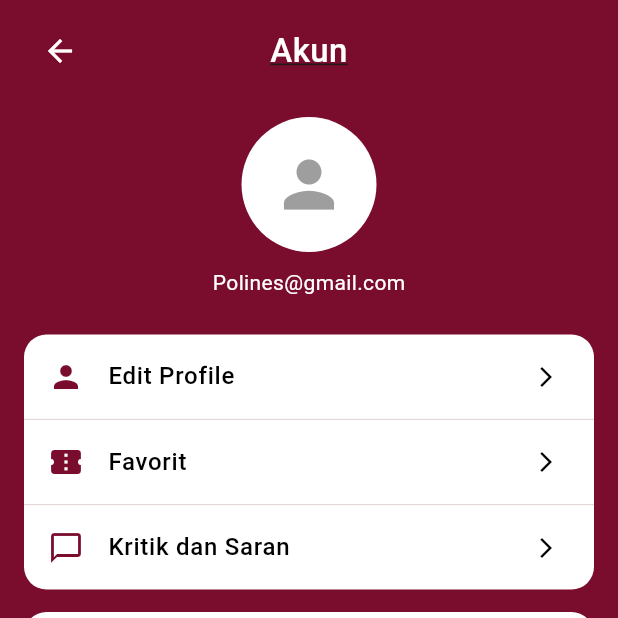
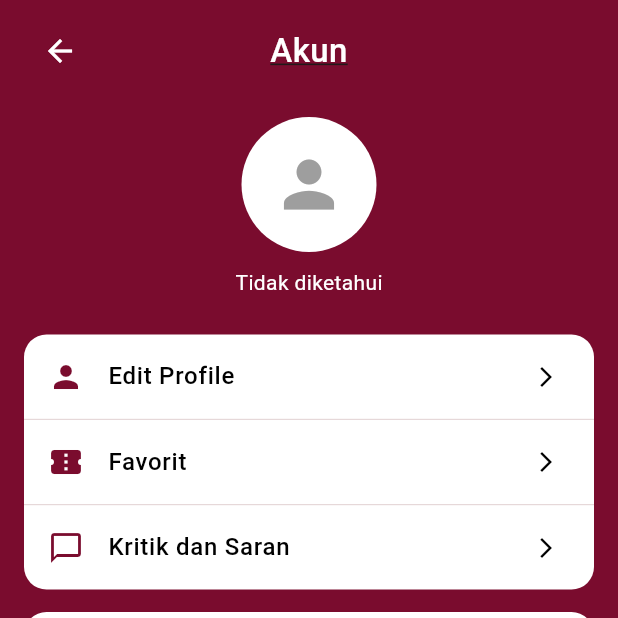
Before and after one commit to izza1224/Flutter-siadita, a Flutter app: the ProfileScreen screen opened directly, on a phone screen of 412 x 824 dp, the top half of it. Run offline on Flutter 3.47's test engine with Material 3 defaults, Android fonts, the phone set to English and light mode, and no system bars; our stand-ins replace card_swiper, reorderable_grid_view, shared_preferences; accounts and stored records are empty.

Commit message:
mengaktifkan bagian di halaman profil (logout, nama)

```diff
--- a/lib/detail_agenda_screen.dart
+++ b/lib/detail_agenda_screen.dart
@@ -88,7 +88,8 @@ class DetailAgendaScreen extends StatelessWidget {
                     await prefs.setStringList(key, favList);
                   }
 
-                  print("TERSIMPAN: $favList"); // debug
+                  print("USER SIMPAN: $user");
+                  print("KEY SIMPAN: favorite_$user");
 
                   ScaffoldMessenger.of(context).showSnackBar(
                     const SnackBar(content: Text('Ditambahkan ke Favorit')),
--- a/lib/favorit_screen.dart
+++ b/lib/favorit_screen.dart
@@ -28,7 +28,9 @@ class _FavoritScreenState extends State<FavoritScreen> {
 
     if (user != null) {
       List<String> data = prefs.getStringList('favorite_$user') ?? [];
-      print("DATA DIAMBIL: $data"); // debug
+      print("USER LOAD: $user");
+      print("KEY LOAD: favorite_$user");
+      print("DATA DIAMBIL: $data");
 
       setState(() {
         favoritIds = data;
--- a/lib/profile_screen.dart
+++ b/lib/profile_screen.dart
@@ -1,11 +1,47 @@
 import 'package:flutter/material.dart';
-import 'favorit_screen.dart'; // Import halaman favorit
+import 'package:shared_preferences/shared_preferences.dart';
+import 'favorit_screen.dart';
+import 'login_screen.dart'; // ⬅️ tambahkan ini
 
 const Color kPrimaryColor = Color(0xFF7A0C2E);
 const Color kCardColor = Colors.white;
 
-class ProfileScreen extends StatelessWidget {
+class ProfileScreen extends StatefulWidget {
   const ProfileScreen({super.key});
+
+  @override
+  State<ProfileScreen> createState() => _ProfileScreenState();
+}
+
+class _ProfileScreenState extends State<ProfileScreen> {
+  String userEmail = "";
+
+  @override
+  void initState() {
+    super.initState();
+    loadUser();
+  }
+
+  Future<void> loadUser() async {
+    final prefs = await SharedPreferences.getInstance();
+    String? user = prefs.getString('current_user');
+
+    setState(() {
+      userEmail = user ?? "Tidak diketahui";
+    });
+  }
+
+  Future<void> logout(BuildContext context) async {
+    final prefs = await SharedPreferences.getInstance();
+
+    await prefs.remove('current_user'); // ⬅️ hapus user login
+
+    Navigator.pushAndRemoveUntil(
+      context,
+      MaterialPageRoute(builder: (_) => const LoginScreen()),
+      (route) => false, // ⬅️ hapus semua stack
+    );
+  }
 
   @override
   Widget build(BuildContext context) {
@@ -52,34 +88,32 @@ class ProfileScreen extends StatelessWidget {
 
             const SizedBox(height: 10),
 
-            const Text(
-              "Polines@gmail.com",
-              style: TextStyle(color: Colors.white, fontSize: 14),
+            // 🔥 EMAIL DINAMIS
+            Text(
+              userEmail,
+              style: const TextStyle(color: Colors.white, fontSize: 14),
             ),
 
             const SizedBox(height: 25),
 
-            // CARD MENU 1
             _buildMenuCard([
-              _menuItem(context, Icons.person, "Edit Profile"), // Tambahkan context
+              _menuItem(context, Icons.person, "Edit Profile"),
               _divider(),
-              _menuItem(context, Icons.confirmation_number, "Favorit"), // Tambahkan context
+              _menuItem(context, Icons.confirmation_number, "Favorit"),
               _divider(),
-              _menuItem(context, Icons.chat_bubble_outline, "Kritik dan Saran"), // Tambahkan context
+              _menuItem(context, Icons.chat_bubble_outline, "Kritik dan Saran"),
             ]),
 
             const SizedBox(height: 15),
 
-            // CARD MENU 2
             _buildMenuCard([
-              _menuItem(context, Icons.headset_mic, "Pusat Bantuan"), // Tambahkan context
+              _menuItem(context, Icons.headset_mic, "Pusat Bantuan"),
             ]),
 
             const SizedBox(height: 15),
 
-            // LOGOUT
             _buildMenuCard([
-              _menuItem(context, Icons.logout, "Logout", isLogout: true), // Tambahkan context
+              _menuItem(context, Icons.logout, "Logout", isLogout: true),
             ]),
           ],
         ),
@@ -87,7 +121,6 @@ class ProfileScreen extends StatelessWidget {
     );
   }
 
-  // CARD CONTAINER
   Widget _buildMenuCard(List<Widget> children) {
     return Container(
       margin: const EdgeInsets.symmetric(horizontal: 16),
@@ -99,12 +132,14 @@ class ProfileScreen extends StatelessWidget {
     );
   }
 
-  // MENU ITEM (Kata 'static' dihapus agar bisa menggunakan context)
-  Widget _menuItem(BuildContext context, IconData icon, String title,
-      {bool isLogout = false}) {
+  Widget _menuItem(
+    BuildContext context,
+    IconData icon,
+    String title, {
+    bool isLogout = false,
+  }) {
     return ListTile(
-      leading: Icon(icon,
-          color: isLogout ? Colors.red : kPrimaryColor),
+      leading: Icon(icon, color: isLogout ? Colors.red : kPrimaryColor),
       title: Text(
         title,
         style: TextStyle(
@@ -112,23 +147,23 @@ class ProfileScreen extends StatelessWidget {
           fontWeight: FontWeight.w500,
         ),
       ),
-      trailing: Icon(Icons.arrow_forward_ios,
-          size: 16,
-          color: isLogout ? Colors.red : Colors.black),
+      trailing: Icon(
+        Icons.arrow_forward_ios,
+        size: 16,
+        color: isLogout ? Colors.red : Colors.black,
+      ),
       onTap: () {
-        // PERBAIKAN: Hanya pindah halaman jika judulnya adalah "Favorit"
         if (title == "Favorit") {
           Navigator.of(context).push(
-            MaterialPageRoute(builder: (context) => const FavoritScreen())
+            MaterialPageRoute(builder: (context) => const FavoritScreen()),
           );
         } else if (isLogout) {
-           // Tambahkan logika logout jika perlu
+          logout(context); // 🔥 LOGOUT DIPANGGIL
         }
       },
     );
   }
 
-  // DIVIDER
   Widget _divider() {
     return const Divider(height: 1, thickness: 0.5);
   }
```
